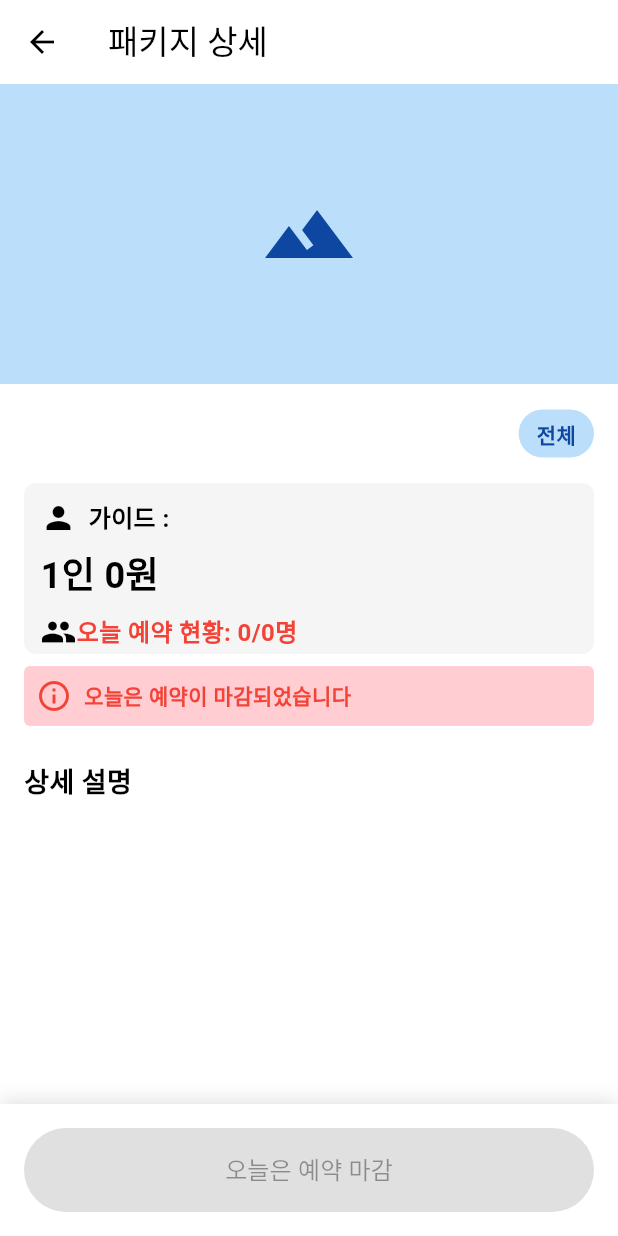
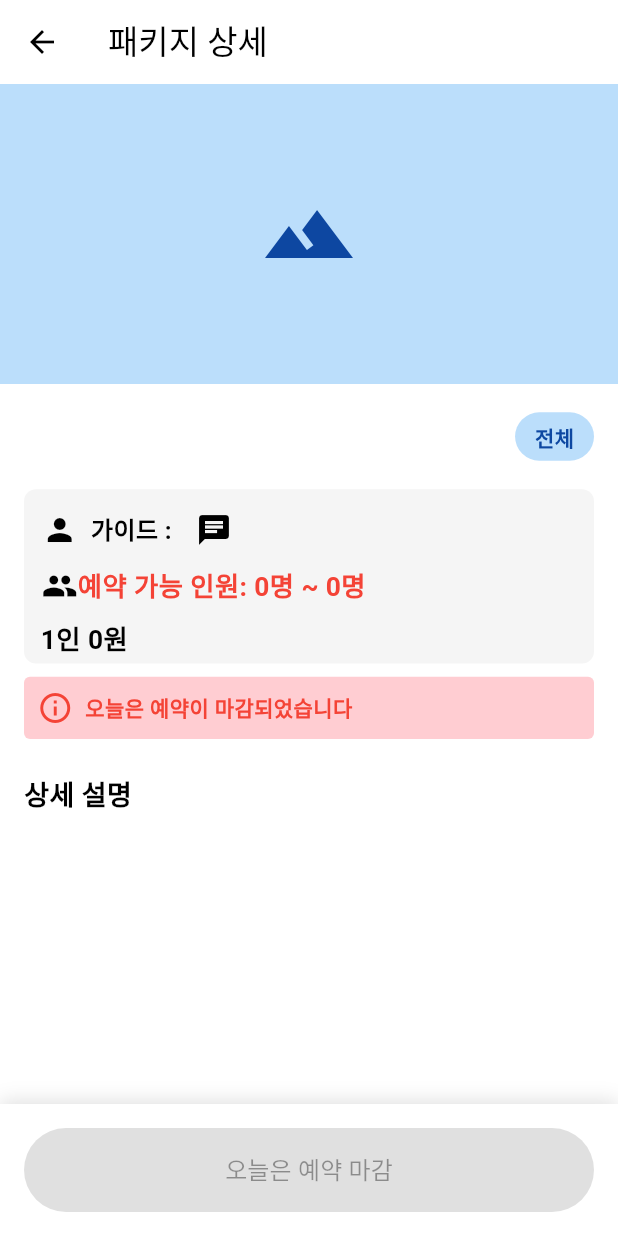
Before and after one commit to peteryu24/TravelOn, a Flutter app: the PackageDetailScreen screen opened directly with empty values, on a phone screen of 412 x 824 dp. Run offline on Flutter 3.47's test engine with Material 3 defaults, Android fonts, the phone set to English and light mode, and no system bars; our stand-ins replace cached_network_image, cloud_firestore, firebase_auth, firebase_core, firebase_storage, flutter_screenutil and 5 more; accounts and stored records are empty.

Commit message:
어플 컨셉 변경으로 하루 한팀만 예약 가능하게 변경(최소인원 최대인원 정해서 그 범위 안에 들어가는 인원만 예약 가능하게 함)

```diff
--- a/lib/features/profile/presentation/screens/guide_reservation_screen.dart
+++ b/lib/features/profile/presentation/screens/guide_reservation_screen.dart
@@ -99,6 +99,10 @@ class _GuideReservationsScreenState extends State<GuideReservationsScreen> with
                 Text(
                   '가격: ₩${NumberFormat('#,###').format(reservation.price.toInt())}',
                 ),
+                // 여기에 인원 수 정보 추가
+                Text(
+                  '예약 인원: ${reservation.participants}명',
+                ),
                 const SizedBox(height: 12),
                 if (status == 'pending')
                   Row(
--- a/lib/features/search/data/models/example_models.dart
+++ /dev/null
@@ -1 +0,0 @@
-// lib/features/example_folder/data/models/example_models.dart
--- a/lib/features/search/domain/entities/travel_package.dart
+++ b/lib/features/search/domain/entities/travel_package.dart
@@ -30,6 +30,12 @@ class TravelPackage {
   });
 
   factory TravelPackage.fromJson(Map<String, dynamic> json) {
+
+
+    final minPart = json['minParticipants'];
+    print('minParticipants from JSON: $minPart (type: ${minPart.runtimeType})');
+
+
     return TravelPackage(
       id: json['id'] as String,
       title: json['title'] as String,
--- a/lib/features/search/presentation/screens/package_detail_screen.dart
+++ b/lib/features/search/presentation/screens/package_detail_screen.dart
@@ -1,5 +1,6 @@
 import 'package:cloud_firestore/cloud_firestore.dart';
 import 'package:flutter/material.dart';
+import 'package:flutter_screenutil/flutter_screenutil.dart';
 import 'package:go_router/go_router.dart';
 import 'package:intl/intl.dart';
 import '../../domain/entities/travel_package.dart';
@@ -20,10 +21,15 @@ class _PackageDetailScreenState extends State<PackageDetailScreen> {
   final NumberFormat _priceFormat = NumberFormat('#,###');
   Future<int>? _todayParticipants;
   bool _isAvailable = true;
+  late final int _minParticipants;
+  late final int _maxParticipants;
+
 
   @override
   void initState() {
     super.initState();
+    _minParticipants = widget.package.minParticipants;
+    _maxParticipants = widget.package.maxParticipants;
     _loadTodayParticipants();
   }
 
@@ -126,16 +132,16 @@ class _PackageDetailScreenState extends State<PackageDetailScreen> {
                       Expanded(
                         child: Text(
                           widget.package.title,
-                          style: const TextStyle(
-                            fontSize: 24,
+                          style: TextStyle(
+                            fontSize: 24.sp,
                             fontWeight: FontWeight.bold,
                           ),
                         ),
                       ),
                       Container(
-                        padding: const EdgeInsets.symmetric(
-                          horizontal: 12,
-                          vertical: 6,
+                        padding: EdgeInsets.symmetric(
+                          horizontal: 12.w,
+                          vertical: 6.h,
                         ),
                         decoration: BoxDecoration(
                           color: Colors.blue.shade100,
@@ -151,7 +157,7 @@ class _PackageDetailScreenState extends State<PackageDetailScreen> {
                       ),
                     ],
                   ),
-                  const SizedBox(height: 16),
+                  SizedBox(height: 16.h),
                   Container(
                     padding: const EdgeInsets.all(3),
                     decoration: BoxDecoration(
@@ -160,10 +166,9 @@ class _PackageDetailScreenState extends State<PackageDetailScreen> {
                     ),
                     child: Column(
                       children: [
-                        const SizedBox(height: 8),
                         Row(
                           children: [
-                            const SizedBox(width: 8),
+                            SizedBox(width: 8.w),
                             Container(
                               decoration: BoxDecoration(
                                 color: Colors.grey.shade100,
@@ -172,7 +177,7 @@ class _PackageDetailScreenState extends State<PackageDetailScreen> {
                               child: Row(
                                 children: [
                                   const Icon(Icons.person, color: Colors.black),
-                                  const SizedBox(width: 8),
+                                  SizedBox(width: 8.w),
                                   Text(
                                     '가이드 : ${widget.package.guideName}',
                                     style: const TextStyle(
@@ -180,53 +185,42 @@ class _PackageDetailScreenState extends State<PackageDetailScreen> {
                                       fontWeight: FontWeight.bold,
                                     ),
                                   ),
-                                  // IconButton(onPressed: onPressed, icon: icon)
+                                  IconButton(
+                                    onPressed: () {},
+                                    icon: Icon(Icons.chat),
+                                  )
                                 ],
                               ),
                             ),
                           ],
                         ),
-                        const SizedBox(height: 8),
+
                         Row(
                           children: [
-                            const SizedBox(width: 8),
+                            SizedBox(width: 8.w),
+                            const Icon(Icons.group, color: Colors.black),
                             Text(
-                              '1인 ${_priceFormat.format(widget.package.price.toInt())}원',
-                              style: const TextStyle(
-                                fontSize: 24,
+                              '예약 가능 인원: $_minParticipants명 ~ $_maxParticipants명',
+                              style: TextStyle(
+                                fontSize: 16.sp,
+                                color: _isAvailable ? Colors.black : Colors.red,
                                 fontWeight: FontWeight.bold,
-                                color: Colors.black,
                               ),
                             ),
                           ],
                         ),
 
-                        const SizedBox(height: 8),
+                        SizedBox(height: 8.h),
                         Row(
                           children: [
-                            const SizedBox(width: 8),
-                            const Icon(Icons.group, color: Colors.black),
-                            FutureBuilder<int>(
-                              future: _todayParticipants,
-                              builder: (context, snapshot) {
-                                if (snapshot.connectionState == ConnectionState.waiting) {
-                                  return const SizedBox(
-                                    width: 20,
-                                    height: 20,
-                                    child: CircularProgressIndicator(strokeWidth: 2),
-                                  );
-                                }
-
-                                final participants = snapshot.data ?? 0;
-                                return Text(
-                                  '오늘 예약 현황: $participants/${widget.package.maxParticipants}명',
-                                  style: TextStyle(
-                                    fontSize: 16,
-                                    color: _isAvailable ? Colors.black : Colors.red,
-                                    fontWeight: FontWeight.bold,
-                                  ),
-                                );
-                              },
+                            SizedBox(width: 8.h),
+                            Text(
+                              '1인 ${_priceFormat.format(widget.package.price.toInt())}원',
+                              style: TextStyle(
+                                fontSize: 16.sp,
+                                fontWeight: FontWeight.bold,
+                                color: Colors.black,
+                              ),
                             ),
                           ],
                         ),
@@ -236,8 +230,8 @@ class _PackageDetailScreenState extends State<PackageDetailScreen> {
 
                   if (!_isAvailable)
                     Container(
-                      margin: const EdgeInsets.only(top: 8),
-                      padding: const EdgeInsets.all(8),
+                      margin: EdgeInsets.only(top: 8.w),
+                      padding: EdgeInsets.all(8.w),
                       decoration: BoxDecoration(
                         color: Colors.red.shade100,
                         borderRadius: BorderRadius.circular(4),
```
Also changed, not shown: lib/features/reservation/presentation/providers/reservation_provider.dart (+12 -1 lines), lib/features/reservation/presentation/screens/reservation_calendar_screen.dart (+169 -284 lines), lib/features/search/data/repositories/travel_repositories_impl.dart (+20 -10 lines).
